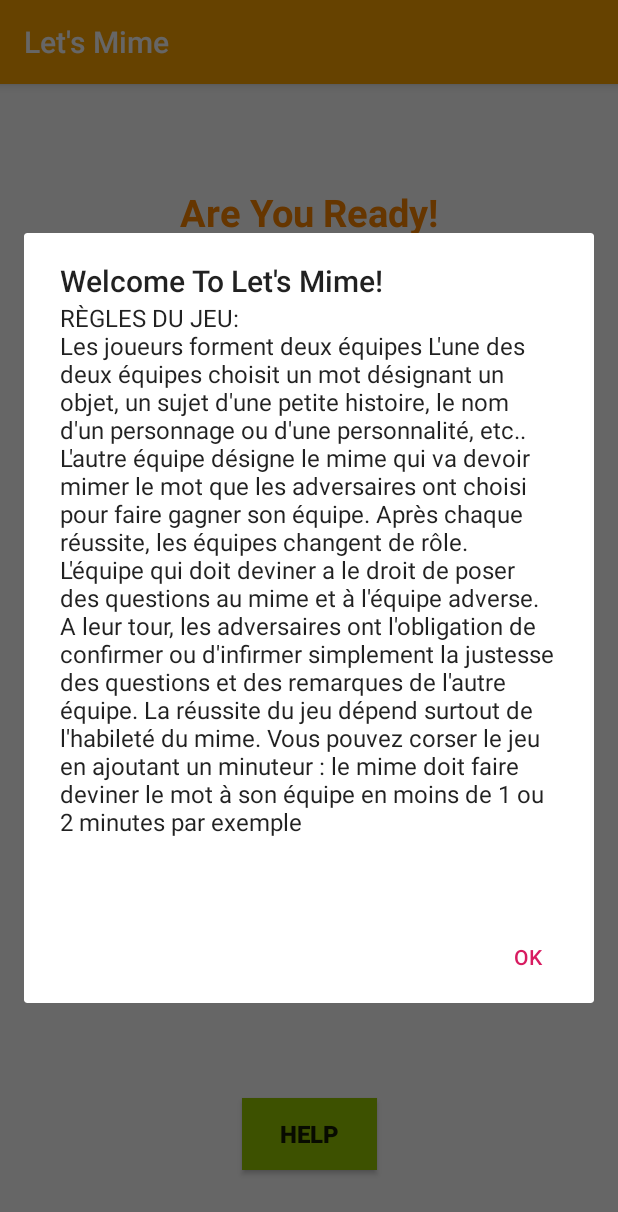
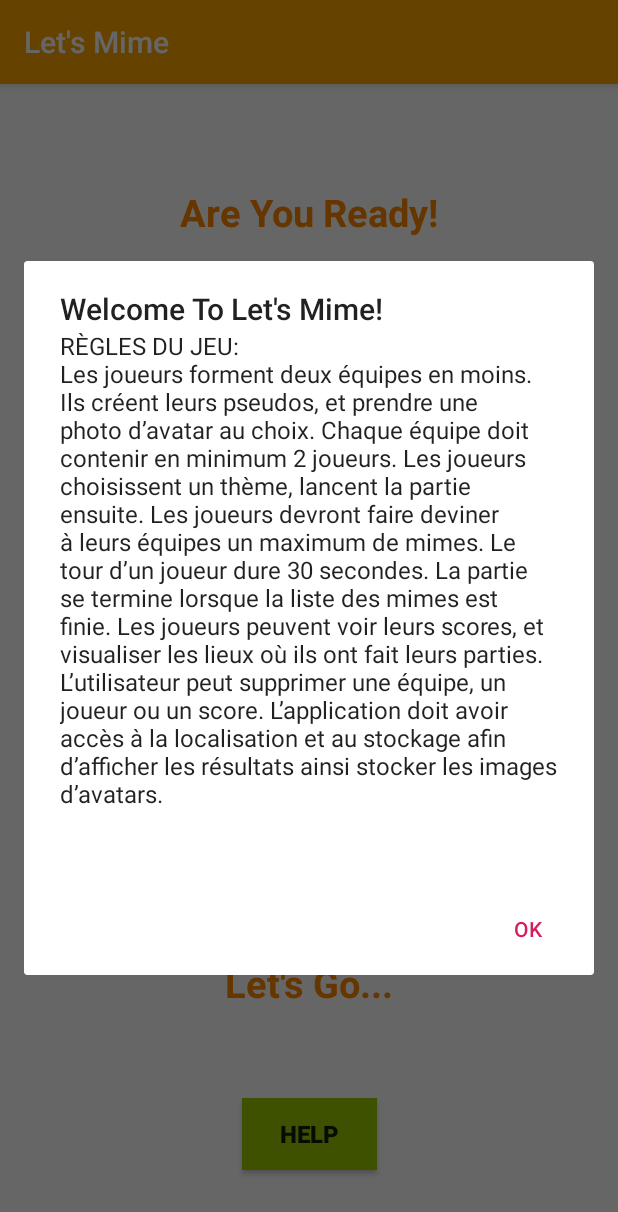
Before and after one commit to NoureddineK/mApp, an Android app: the screen it shows after launch (MainActivity), after a tap on "HELP", on a phone screen of 412 x 824 dp. Shown: the top 1212 px of the screen. Run offline under Robolectric (Android 15) with nearby library versions, the phone set to English and light mode, and no system bars; our stand-ins replace ButterKnife, CircleImageView, Picasso; pictures from the network do not load.

Commit message:
Ajout Rapport

```diff
--- a/app/src/main/java/com/mmm/noureddine/mapp/activities/MainActivity.java
+++ b/app/src/main/java/com/mmm/noureddine/mapp/activities/MainActivity.java
@@ -18,6 +18,7 @@ import com.mmm.noureddine.mapp.R;
 import com.squareup.picasso.Picasso;
 
 import butterknife.Bind;
+import butterknife.ButterKnife;
 import butterknife.OnClick;
 import de.hdodenhof.circleimageview.CircleImageView;
 
@@ -32,7 +33,7 @@ public class MainActivity extends AppCompatActivity {
     protected void onCreate(Bundle savedInstanceState) {
         super.onCreate(savedInstanceState);
         setContentView(R.layout.activity_main);
-
+        ButterKnife.bind(this);
         start_game = (CircleImageView) findViewById(R.id.start_game);
 
         Picasso.get()
--- a/app/src/main/res/values/strings.xml
+++ b/app/src/main/res/values/strings.xml
@@ -34,21 +34,17 @@
     <string name="Open_google_map">Open Google Map</string>
 
     <string name="regles">RÈGLES DU JEU: </string>
-    <string name="msg">Les joueurs forment deux équipes
-    L\'une des deux équipes choisit un mot désignant un objet, un sujet d\'une petite histoire,
-        le nom d\'un personnage ou d\'une personnalité, etc..
-L\'autre équipe désigne le mime qui va devoir mimer le mot que les adversaires ont choisi pour faire gagner son équipe.
+    <string name="msg">
+        Les joueurs forment deux équipes en moins. Ils créent leurs pseudos, et prendre une photo d’avatar au choix.
+Chaque équipe doit contenir en minimum 2 joueurs.
+Les joueurs choisissent un thème, lancent la partie ensuite.
+Les joueurs devront faire deviner à leurs équipes un maximum de mimes.
+Le tour d’un joueur dure 30 secondes.
 
-Après chaque réussite, les équipes changent de rôle.
+La partie se termine lorsque la liste des mimes est finie.
+Les joueurs peuvent voir leurs scores, et visualiser les lieux où ils ont fait leurs parties.
 
-L\'équipe qui doit deviner a le droit de poser des questions au mime et à l\'équipe adverse.
-
-A leur tour, les adversaires ont l\'obligation de confirmer
-        ou d\'infirmer simplement la justesse des questions et des remarques de l\'autre équipe.
-
-La réussite du jeu dépend surtout de l\'habileté du mime.
-
-Vous pouvez corser le jeu en ajoutant un minuteur :
-        le mime doit faire deviner le mot à son équipe en moins de 1 ou 2 minutes par exemple
+L’utilisateur peut supprimer une équipe, un joueur ou un score.
+L’application doit avoir accès à la localisation et au stockage afin d’afficher les résultats ainsi stocker les images d’avatars.
 </string>
 </resources>
```
Also changed, not shown: app/src/main/java/com/mmm/noureddine/mapp/activities/PlayerActivity.java (+6 -1 lines), app/src/main/res/layout/activity_my_camera.xml (+0 -16 lines), 2 other files.
